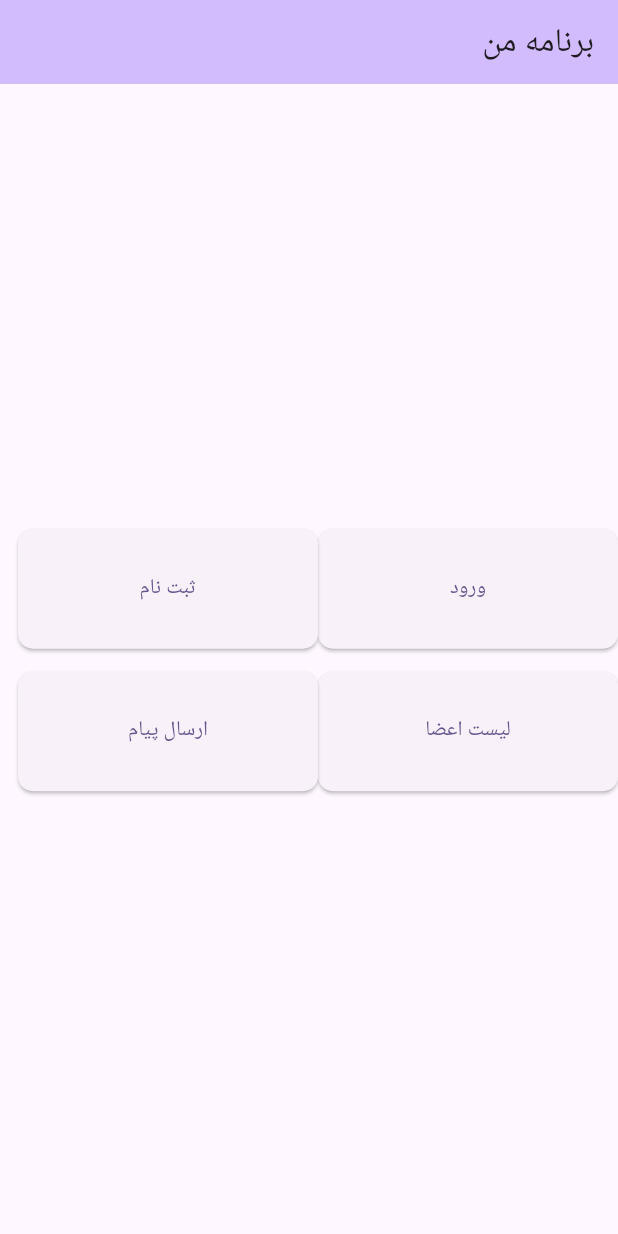
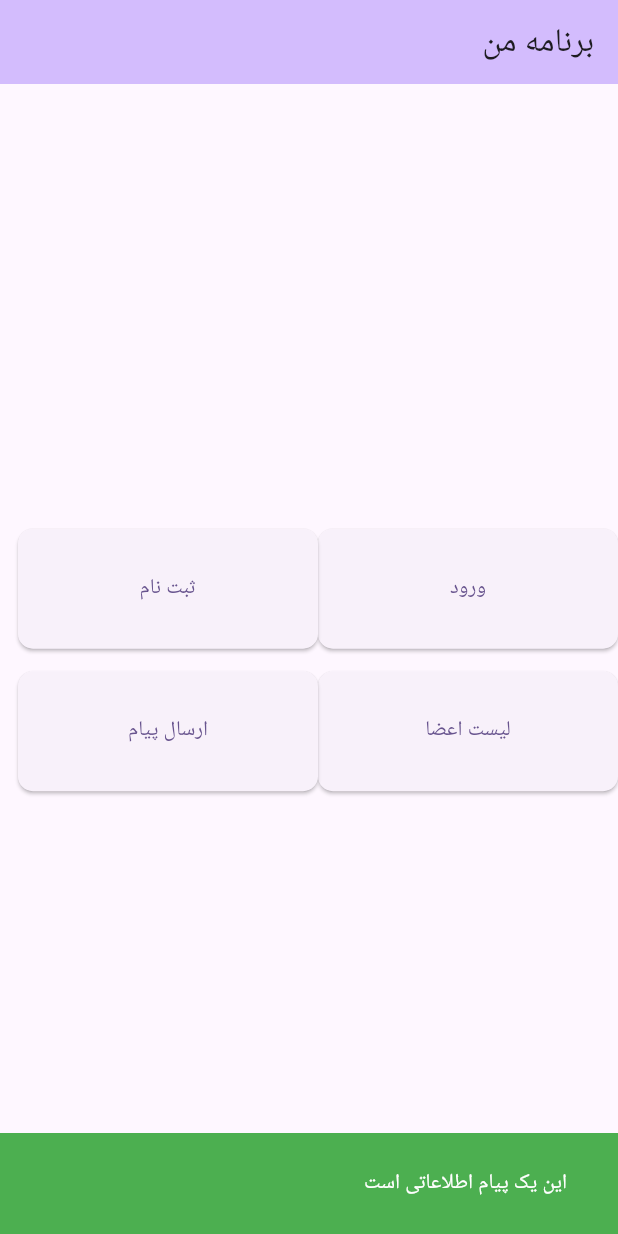
Before and after one commit to ashkanhpb/bloctutorial, a Flutter app: the screen it shows after launch, after a tap on "ورود", on a phone screen of 412 x 824 dp. Run offline on Flutter 3.47's test engine with Material 3 defaults, Android fonts, the phone set to English and light mode, and no system bars; our stand-ins replace equatable, flutter_bloc.

Commit message:
refactor listener

```diff
--- a/bloc_tutorial/lib/app.dart
+++ b/bloc_tutorial/lib/app.dart
@@ -1,6 +1,7 @@
 import 'package:bloc_tutorial/bloc/notification_bloc/notification_bloc.dart';
 import 'package:bloc_tutorial/bloc/notification_bloc/notification_state.dart';
 import 'package:bloc_tutorial/home_page.dart';
+import 'package:bloc_tutorial/listeners/notification_bloc_listener.dart';
 import 'package:flutter/material.dart';
 import 'package:flutter_bloc/flutter_bloc.dart';
 
@@ -23,29 +24,7 @@ class App extends StatelessWidget {
           colorScheme: ColorScheme.fromSeed(seedColor: Colors.deepPurple),
           useMaterial3: true,
         ),
-        home: BlocListener<NotificationBloc, NotificationState>(
-          listenWhen: (previous, current) {
-           return false;
-
-          },
-          listener: (context, state) {
-           if (state is NotificationStateShowMessage){
-            switch(state.type.toLowerCase()){
-              case "info":
-              ScaffoldMessenger.of(context).showSnackBar(
-                SnackBar(content: Text(state.message , style:const  TextStyle(color: Colors.white),) , backgroundColor: Colors.red,)
-              );
-              break;
-              case "error":
-              ScaffoldMessenger.of(context).showSnackBar(
-                SnackBar(content: Text(state.message , style:const  TextStyle(color: Colors.white),) , backgroundColor: Colors.red,)
-              );
-              break;
-            }
-           }
-          },
-          child: const HomePage(title: 'برنامه من'),
-        ),
+        home: const NotificationBlocListener(child: const HomePage(title: "برنامه من "),)
       ),
     );
   }
--- a/bloc_tutorial/lib/bloc/notification_bloc/notification_state.dart
+++ b/bloc_tutorial/lib/bloc/notification_bloc/notification_state.dart
@@ -4,15 +4,15 @@ abstract class NotificationState extends Equatable{}
 class NotificationStateInit extends NotificationState{
   @override
   // TODO: implement props
-  List<Object?> get props => throw UnimplementedError();
+  List<Object?> get props => [];
 
 }
 class NotificationStateShowMessage extends NotificationState{
   final String message;
   final String type;
+  final int  timestamp;
+  NotificationStateShowMessage({required this.timestamp , required this.message, required this.type});
 
-  NotificationStateShowMessage({required this.timestamp , required this.message, required this.type});
-  final int  timestamp;
   @override
  List <Object?> get props=>[message, type , timestamp];
 }
--- a/bloc_tutorial/lib/home_page.dart
+++ b/bloc_tutorial/lib/home_page.dart
@@ -42,7 +42,8 @@ class _HomePageState extends State<HomePage> {
                         )
                       ),
                       onPressed: () {
-                        notificationBloc.add(NotificationEventsShowMessage(message: "salam" , type: "info"));
+
+                        notificationBloc.add(NotificationEventsShowMessage(message: "این یک پیام اطلاعاتی است" , type: "info"));
                       },
                       child: const Text("ورود"),
                     ),
@@ -57,7 +58,8 @@ class _HomePageState extends State<HomePage> {
                         )
                       ),
                       onPressed: () {
-                        notificationBloc.add(NotificationEventsShowMessage(message: "error" , type: "error"));
+
+                        notificationBloc.add(NotificationEventsShowMessage(message: "این یک پیام خطااست" , type: "error"));
                       },
                       child: const Text("ثبت نام"),
                     ),
--- /dev/null
+++ b/bloc_tutorial/lib/listeners/notification_bloc_listener.dart
@@ -0,0 +1,43 @@
+import 'package:bloc_tutorial/bloc/notification_bloc/notification_bloc.dart';
+import 'package:bloc_tutorial/bloc/notification_bloc/notification_state.dart';
+import 'package:flutter/material.dart';
+import 'package:flutter_bloc/flutter_bloc.dart';
+
+class NotificationBlocListener extends StatelessWidget {
+  const NotificationBlocListener({super.key , required this.child});
+final Widget child;
+  @override
+  Widget build(BuildContext context) {
+    return BlocListener<NotificationBloc, NotificationState>(
+          listenWhen: (previous, current) {
+           return current is NotificationStateShowMessage;
+
+          },
+          listener: (context, state) {
+           if (state is NotificationStateShowMessage){
+            switch(state.type.toLowerCase()){
+              case "info":
+              ScaffoldMessenger.of(context).hideCurrentSnackBar();
+              ScaffoldMessenger.of(context).showSnackBar(
+                SnackBar(content: Padding(
+                  padding: const EdgeInsets.all(10.0),
+                  child: Text(state.message , style:const  TextStyle(color: Colors.white),),
+                ) , backgroundColor: Colors.green,)
+              );
+              break;
+              case "error":
+              ScaffoldMessenger.of(context).hideCurrentSnackBar();
+              ScaffoldMessenger.of(context).showSnackBar(
+                SnackBar(content: Padding(
+                  padding: const EdgeInsets.all(10.0),
+                  child: Text(state.message , style:const  TextStyle(color: Colors.white),),
+                ) , backgroundColor: Colors.red,)
+              );
+              break;
+            }
+           }
+          },
+          child: child,
+        );
+  }
+}
```
